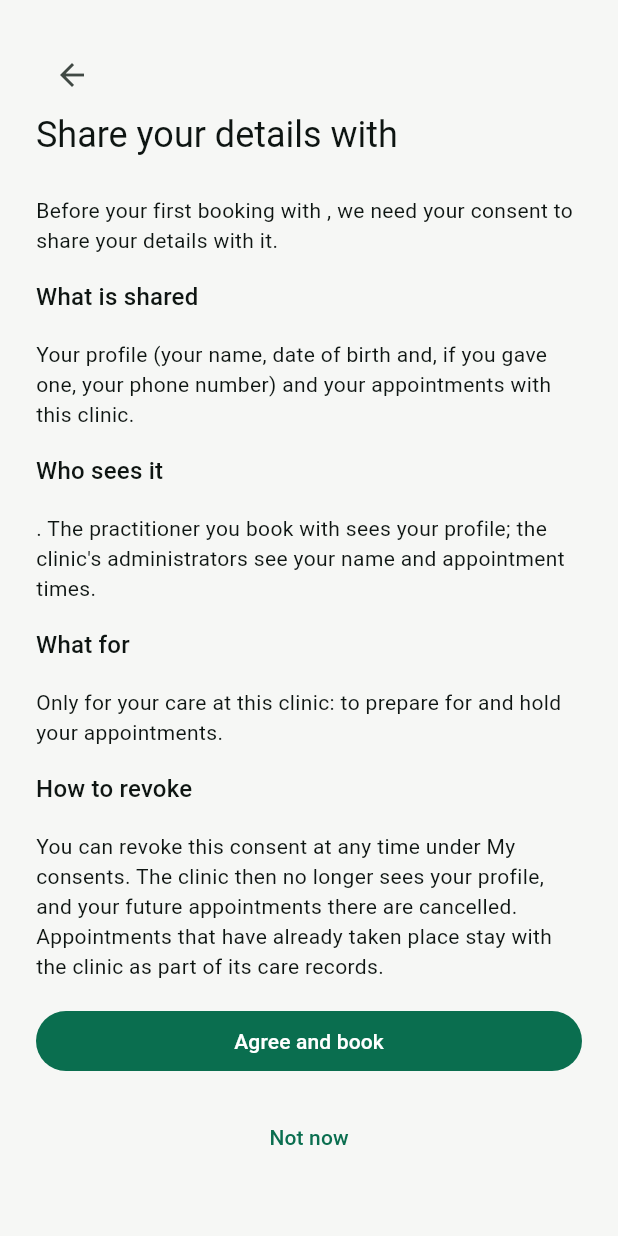
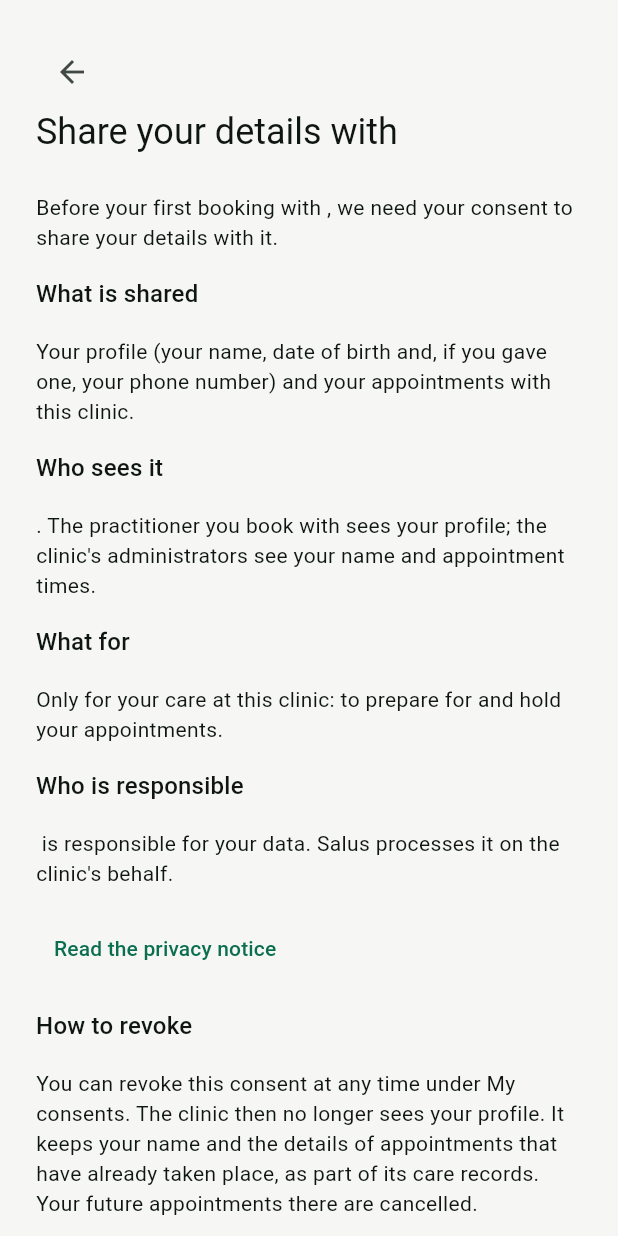
Before and after one commit to Shmeeshmee/salus-ba, a Flutter app: the ConsentScreen widget shown alone on an empty page, opened directly with empty values, on a phone screen of 412 x 824 dp. Run offline on Flutter 3.47's test engine with Material 3 defaults, Android fonts, the phone set to English and light mode, and no system bars; our stand-ins replace flutter_secure_storage, timezone; accounts and stored records are empty.

Commit message:
booking(consent-text): who is responsible, the privacy notice and what the clinic keeps
The consent screen and the revoke dialog now say that the clinic keeps the
patient's name and the details of appointments that have already taken place,
as its care records. The consent screen gains "Who is responsible" ("[Clinic]
is responsible for your data. Salus processes it on the clinic's behalf.") and
a "Read the privacy notice" link to PRIVACY_NOTICE_URL, a build-time setting
with a placeholder, opened with url_launcher 6.3.3 (pinned). SPEC section 7
collects the before-production items, with legal review of the text, whether
booking should need consent at all, and localisation (bs/hr/sr). PROGRESS
corrects the record: the consent text was not reviewed before PR #18 merged.

Co-Authored-By: Claude Opus 5.5 <noreply@anthropic.com>

```diff
--- a/mobile/lib/app.dart
+++ b/mobile/lib/app.dart
@@ -4,6 +4,7 @@ import 'package:salus_api/api.dart';
 import 'booking.dart';
 import 'home_screen.dart';
 import 'messages.dart';
+import 'privacy_notice.dart';
 import 'register_screen.dart';
 import 'session.dart';
 import 'sign_in_screen.dart';
@@ -13,13 +14,24 @@ enum _Screen { loading, startFailed, signIn, register, home }
 
 /// The patient app: restores the stored session, then shows sign-in, registration or the signed-in screens.
 class SalusApp extends StatefulWidget {
-  const SalusApp({super.key, required this.session, required this.booking, required this.now});
+  const SalusApp({
+    super.key,
+    required this.session,
+    required this.booking,
+    required this.now,
+    required this.privacyNoticeUrl,
+    required this.openUrl,
+  });
 
   final Session session;
   final Booking booking;
 
   /// The clock, injected so tests fix it.
   final DateTime Function() now;
+
+  /// The privacy notice (PRIVACY_NOTICE_URL), and how a link is opened outside the app; injected so tests see it.
+  final Uri privacyNoticeUrl;
+  final Future<bool> Function(Uri url) openUrl;
 
   @override
   State<SalusApp> createState() => _SalusAppState();
@@ -68,7 +80,12 @@ class _SalusAppState extends State<SalusApp> {
 
   @override
   Widget build(BuildContext context) {
-    return MaterialApp(title: 'Salus', theme: ui.salusTheme, home: _current());
+    return MaterialApp(
+      title: 'Salus',
+      theme: ui.salusTheme,
+      builder: (context, child) => PrivacyNotice(url: widget.privacyNoticeUrl, open: widget.openUrl, child: child!),
+      home: _current(),
+    );
   }
 
   Widget _current() {
--- a/mobile/lib/consent_screen.dart
+++ b/mobile/lib/consent_screen.dart
@@ -1,16 +1,33 @@
 import 'package:flutter/material.dart';
 
+import 'privacy_notice.dart';
 import 'ui.dart' as ui;
 
 /// The consent asked for on the first booking with a clinic (docs/booking/SPEC.md "Consent shape"): what is
-/// shared, with whom, for what and how to revoke it. Pops true when the patient agrees.
-class ConsentScreen extends StatelessWidget {
+/// shared, with whom, for what, who is responsible and how to revoke it, with a link to the privacy notice.
+/// Pops true when the patient agrees. The text needs legal review before production (SPEC.md).
+class ConsentScreen extends StatefulWidget {
   const ConsentScreen({super.key, required this.clinicName});
 
   final String clinicName;
 
   @override
+  State<ConsentScreen> createState() => _ConsentScreenState();
+}
+
+class _ConsentScreenState extends State<ConsentScreen> {
+  String? _error;
+
+  Future<void> _openNotice() async {
+    final notice = PrivacyNotice.of(context);
+    final opened = await notice.open(notice.url);
+    if (!mounted) return;
+    setState(() => _error = opened ? null : 'The privacy notice could not be opened.');
+  }
+
+  @override
   Widget build(BuildContext context) {
+    final clinicName = widget.clinicName;
     return ui.Page(
       title: 'Share your details with $clinicName',
       children: [
@@ -27,11 +44,18 @@ class ConsentScreen extends StatelessWidget {
         ),
         const ui.Heading('What for'),
         const Text('Only for your care at this clinic: to prepare for and hold your appointments.'),
+        const ui.Heading('Who is responsible'),
+        Text("$clinicName is responsible for your data. Salus processes it on the clinic's behalf."),
+        Align(
+          alignment: AlignmentDirectional.centerStart,
+          child: TextButton(onPressed: _openNotice, child: const Text('Read the privacy notice')),
+        ),
+        if (_error != null) ui.Message(_error!, error: true),
         const ui.Heading('How to revoke'),
         const Text(
-          'You can revoke this consent at any time under My consents. The clinic then no longer sees your '
-          'profile, and your future appointments there are cancelled. Appointments that have already taken place '
-          'stay with the clinic as part of its care records.',
+          'You can revoke this consent at any time under My consents. The clinic then no longer sees your profile. '
+          'It keeps your name and the details of appointments that have already taken place, as part of its care '
+          'records. Your future appointments there are cancelled.',
         ),
         FilledButton(onPressed: () => Navigator.of(context).pop(true), child: const Text('Agree and book')),
         TextButton(onPressed: () => Navigator.of(context).pop(false), child: const Text('Not now')),
--- a/mobile/lib/consents_screen.dart
+++ b/mobile/lib/consents_screen.dart
@@ -39,8 +39,9 @@ class _ConsentsScreenState extends LoadingState<ConsentsScreen, _Consents> {
       builder: (context) => AlertDialog(
         title: const Text('Revoke your consent?'),
         content: Text(
-          '$clinic will no longer see your profile, and your future appointments with $clinic will be cancelled. '
-          'Past appointments stay with the clinic as part of its care records.',
+          '$clinic will no longer see your profile. It keeps your name and the details of appointments that have '
+          'already taken place, as part of its care records. Your future appointments with $clinic will be '
+          'cancelled.',
         ),
         actions: [
           TextButton(onPressed: () => Navigator.of(context).pop(false), child: const Text('Keep consent')),
--- /dev/null
+++ b/mobile/lib/privacy_notice.dart
@@ -0,0 +1,17 @@
+import 'package:flutter/widgets.dart';
+
+/// The privacy notice's address (PRIVACY_NOTICE_URL, set at build time) and how to open it on the device, for
+/// every screen under the app: the consent screen links to it.
+class PrivacyNotice extends InheritedWidget {
+  const PrivacyNotice({super.key, required this.url, required this.open, required super.child});
+
+  final Uri url;
+
+  /// Opens a link outside the app; false when the device could not.
+  final Future<bool> Function(Uri url) open;
+
+  static PrivacyNotice of(BuildContext context) => context.dependOnInheritedWidgetOfExactType<PrivacyNotice>()!;
+
+  @override
+  bool updateShouldNotify(PrivacyNotice oldWidget) => url != oldWidget.url || open != oldWidget.open;
+}
--- a/mobile/pubspec.yaml
+++ b/mobile/pubspec.yaml
@@ -42,6 +42,11 @@ dependencies:
   # IANA time zones: times are shown in the clinic's zone (docs/booking/SPEC.md "Time"), which Dart's
   # DateTime (UTC or the device's zone only) cannot do. Pinned exact.
   timezone: 0.11.2
+
+  # Opens the privacy notice (PRIVACY_NOTICE_URL) in the device's browser from the consent screen
+  # (docs/booking/SPEC.md "Consent shape"). Flutter's own plugin; opening a URL needs platform code on iOS and
+  # Android otherwise. Pinned exact.
+  url_launcher: 6.3.3
 
 dev_dependencies:
   flutter_test:
```
Also changed, not shown: mobile/lib/main.dart (+15 -1 lines), mobile/pubspec.lock, 7 other files.
